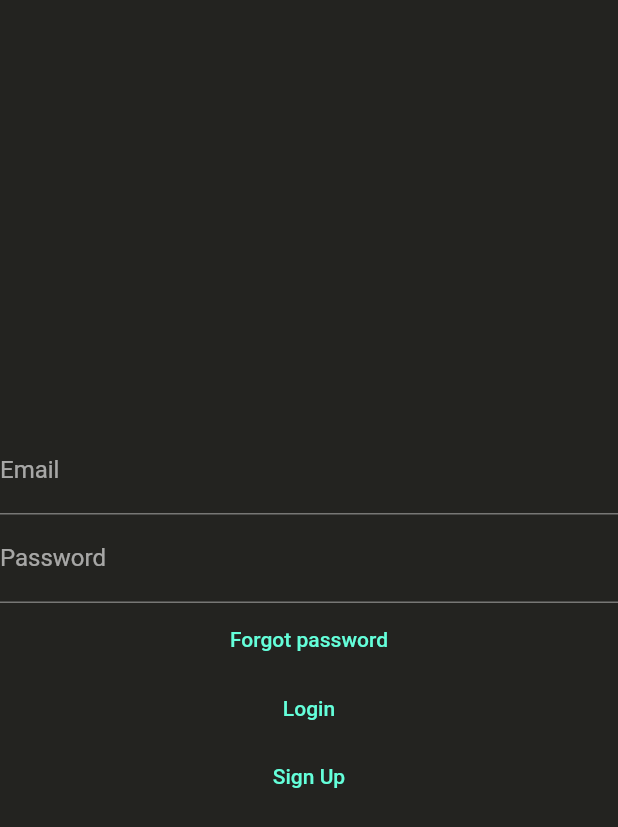
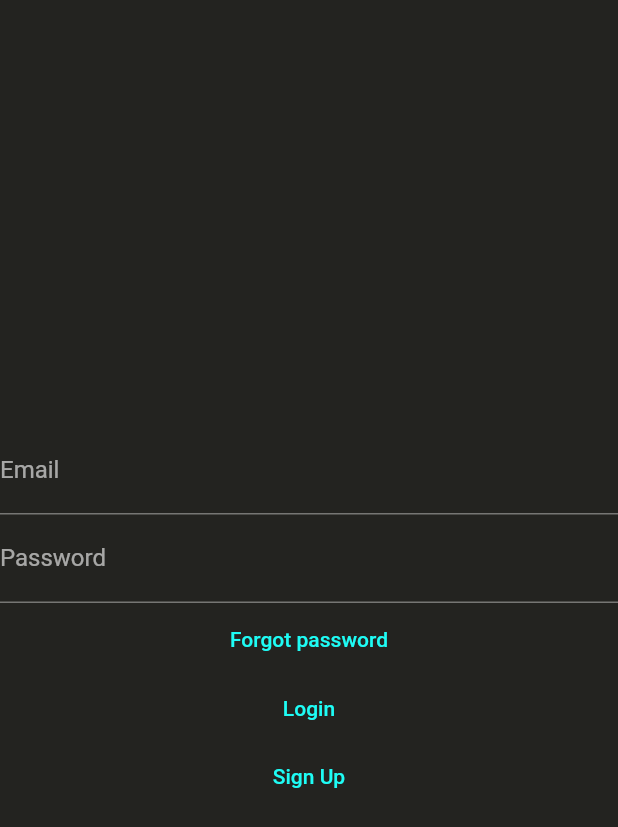
Before and after one commit to rae-el/gallery_app, a Flutter app: the screen it shows after launch, on a phone screen of 412 x 824 dp. Shown: the top 827 px of the screen. Run offline on Flutter 3.47's test engine with Material 2 defaults, Android fonts, the phone set to English and light mode, and no system bars; our stand-ins replace cloud_firestore, firebase_auth, firebase_core, image_picker, stacked, stacked_core and 1 more; accounts and stored records are empty.

Commit message:
Style updates

```diff
--- a/lib/app/colors.dart
+++ b/lib/app/colors.dart
@@ -1,7 +1,8 @@
 import 'package:flutter/material.dart';
 
 const backgroundColour = Color.fromARGB(255, 35, 35, 32);
+const secondaryBackgroundColour = Color.fromARGB(255, 78, 78, 78);
 const textColour = Color.fromRGBO(254, 254, 254, 1);
 const primaryColour = Color.fromARGB(255, 41, 84, 255);
-const secondaryColour = Color.fromARGB(255, 252, 200, 30);
-const tertiaryColour = Color.fromARGB(255, 255, 53, 73);
+const secondaryColour = Color.fromARGB(255, 30, 252, 245);
+const errorColour = Color.fromARGB(255, 255, 53, 73);
--- a/lib/main.dart
+++ b/lib/main.dart
@@ -29,12 +29,11 @@ class MyApp extends StatelessWidget {
         //basic theme data that could use some updating
         brightness: Brightness.dark,
         primaryColor: primaryColour,
-        errorColor: tertiaryColour,
         highlightColor: secondaryColour,
         textTheme: const TextTheme(
-          headline1: TextStyle(fontWeight: FontWeight.bold),
-          bodyText1: TextStyle(color: textColour),
-          bodyText2: TextStyle(color: textColour),
+          displayLarge: TextStyle(fontWeight: FontWeight.bold),
+          bodyLarge: TextStyle(color: textColour),
+          bodyMedium: TextStyle(color: textColour),
         ),
         elevatedButtonTheme: ElevatedButtonThemeData(
           style: ElevatedButton.styleFrom(
@@ -47,6 +46,18 @@ class MyApp extends StatelessWidget {
           shape: RoundedRectangleBorder(),
           textTheme: ButtonTextTheme.accent,
         ),
+        colorScheme: const ColorScheme(
+            error: errorColour,
+            background: backgroundColour,
+            brightness: Brightness.dark,
+            onBackground: textColour,
+            onError: backgroundColour,
+            onPrimary: backgroundColour,
+            onSecondary: backgroundColour,
+            onSurface: textColour,
+            primary: primaryColour,
+            secondary: secondaryColour,
+            surface: secondaryBackgroundColour),
       ),
       navigatorKey: StackedService.navigatorKey,
       onGenerateRoute: StackedRouter().onGenerateRoute,
--- a/lib/ui/profile/profile_view.dart
+++ b/lib/ui/profile/profile_view.dart
@@ -34,10 +34,15 @@ class MyAppBar extends StatelessWidget implements PreferredSizeWidget {
       builder: (context, model, child) => Scaffold(
         appBar: AppBar(
           title: const Text('Profile'),
+          centerTitle: true,
+          //how do you change the leading splash radius
+          leadingWidth: 30,
           actions: [
             IconButton(
               icon: const Icon(Icons.logout),
               onPressed: model.signOut,
+              iconSize: 25,
+              splashRadius: 25,
             ),
           ],
         ),
```
Also changed, not shown: lib/ui/home/home_view.dart (+12 -6 lines), pubspec.lock.
